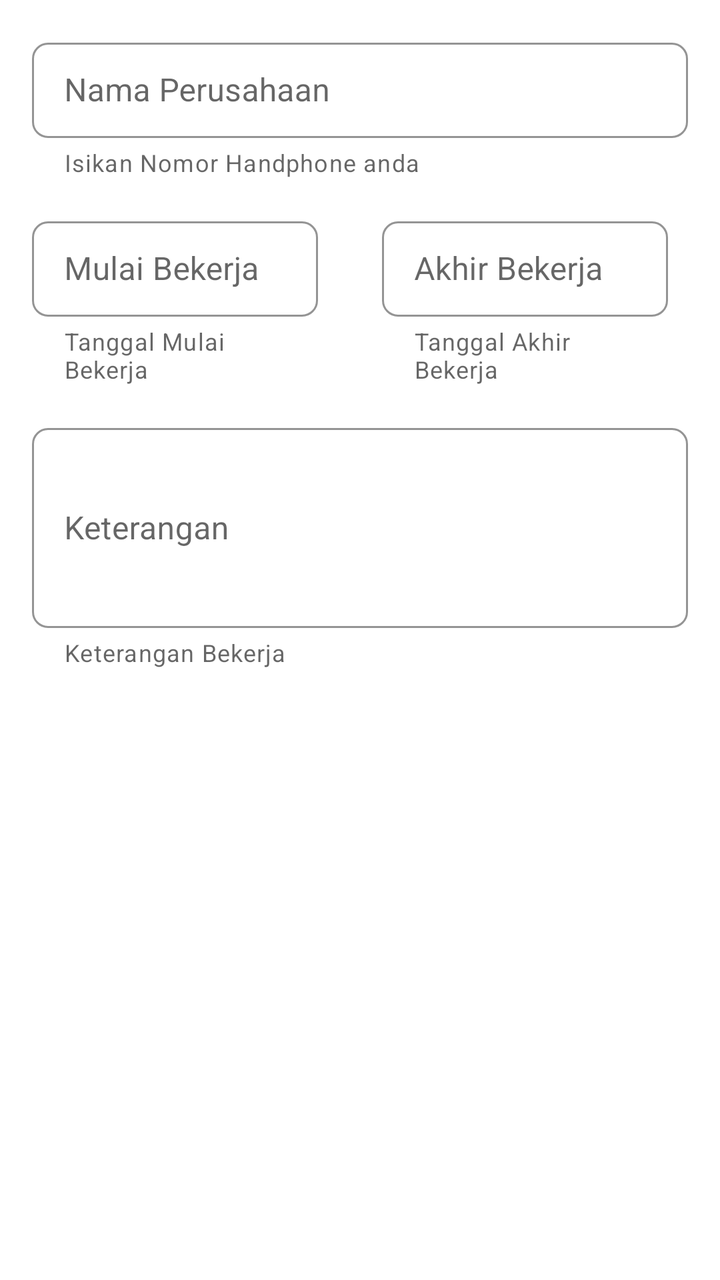
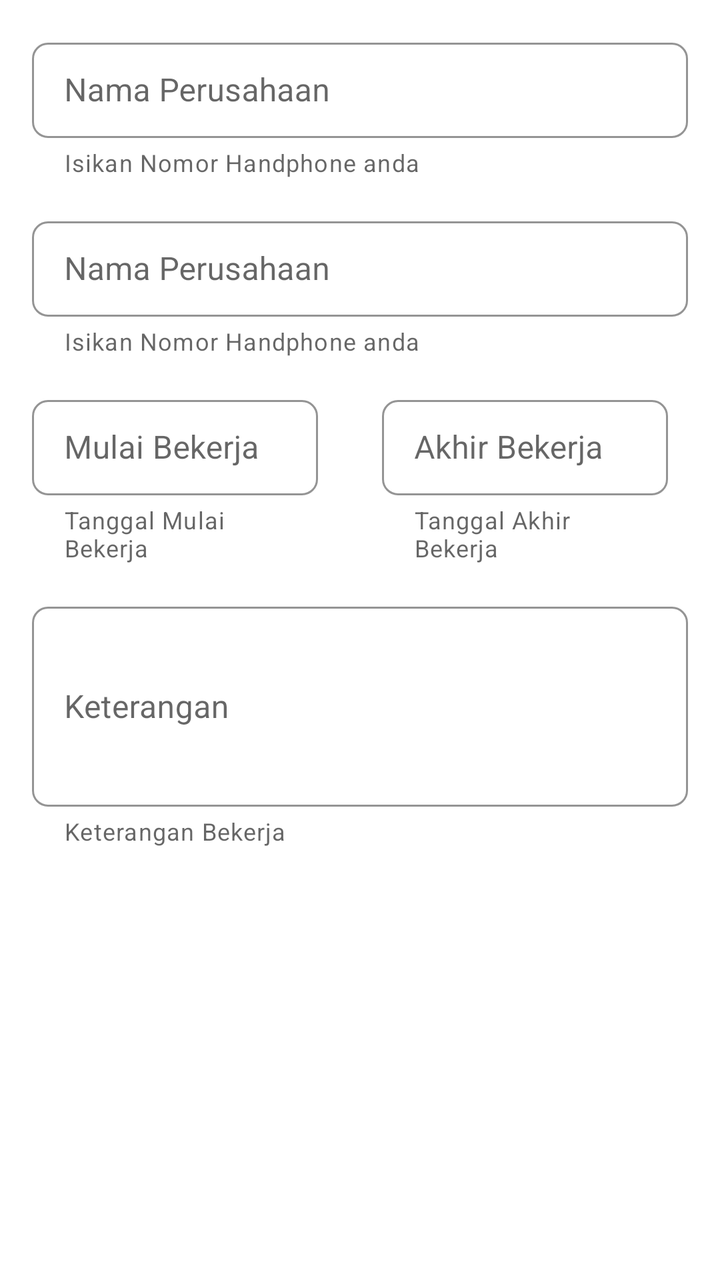

Screens rendered from an Android XML layout before and after an edit, with the pre-edit source and the edit as a unified diff.
<!-- AndroidManifest.xml: application theme Theme.CVBuilder -->
<!-- res/layout/frag_pekerjaan.xml -->
<?xml version="1.0" encoding="utf-8"?>
<LinearLayout xmlns:android="http://schemas.android.com/apk/res/android"
    xmlns:app="http://schemas.android.com/apk/res-auto"
    xmlns:tools="http://schemas.android.com/tools"
    android:layout_width="match_parent"
    android:layout_height="match_parent"
    tools:context=".detail_user.EditKontakActivity"
    android:orientation="vertical">


    <com.google.android.material.textfield.TextInputLayout
        style="?attr/textInputOutlinedDenseStyle"
        android:id="@+id/nama_perusahaan"
        android:layout_width="match_parent"
        android:layout_height="wrap_content"
        android:hint="Nama Perusahaan"
        android:text="Nama Perusahaan"
        tools:ignore="MissingConstraints"
        app:hintTextColor="@color/black"
        app:boxStrokeColor="@color/black"
        app:boxStrokeErrorColor="@color/black"
        android:textAppearance="@color/black"
        app:shapeAppearance="@style/CustomShapeOVerlay"
        android:enabled="true"
        app:endIconMode="clear_text"
        app:boxStrokeWidthFocused="2dp"
        android:paddingTop="16dp"
        android:paddingLeft="16dp"
        android:paddingRight="16dp"
        app:hintAnimationEnabled="true"
        app:helperText="Isikan Nomor Handphone anda"
        >

        <com.google.android.material.textfield.TextInputEditText
            android:layout_width="match_parent"
            android:layout_height="wrap_content"
            android:id="@+id/nama_perusahaan_et"
            />

    </com.google.android.material.textfield.TextInputLayout>

    <com.google.android.material.textfield.TextInputLayout
        android:layout_width="match_parent"
        android:layout_height="wrap_content"
        />

    <LinearLayout
        android:layout_width="match_parent"
        android:layout_height="wrap_content">

        <com.google.android.material.textfield.TextInputLayout
            android:id="@+id/mulai_bekerja"
            style="?attr/textInputOutlinedDenseStyle"
            android:layout_width="175dp"
            android:layout_height="wrap_content"
            android:enabled="true"
            android:hint="Mulai Bekerja"
            android:paddingLeft="16dp"
            android:paddingTop="16dp"
            android:paddingRight="16dp"
            android:text="Mulai Bekerja"
            android:textAppearance="@color/black"
            app:boxStrokeColor="@color/black"
            app:boxStrokeErrorColor="@color/black"
            app:boxStrokeWidthFocused="2dp"
            app:endIconMode="clear_text"
            app:helperText="Tanggal Mulai Bekerja"
            app:hintAnimationEnabled="true"
            app:hintTextColor="@color/black"
            app:layout_constraintEnd_toEndOf="parent"
            app:layout_constraintTop_toBottomOf="@+id/nama_perusahaan"
            app:shapeAppearance="@style/CustomShapeOVerlay"
            tools:ignore="MissingConstraints">

            <com.google.android.material.textfield.TextInputEditText
                android:id="@+id/mulai_bekerja_et"
                android:layout_width="match_parent"
                android:layout_height="wrap_content" />

        </com.google.android.material.textfield.TextInputLayout>

        <com.google.android.material.textfield.TextInputLayout
            android:id="@+id/akhir_bekerja"
            style="?attr/textInputOutlinedDenseStyle"
            android:layout_width="175dp"
            android:layout_height="wrap_content"
            android:enabled="true"
            android:hint="Akhir Bekerja"
            android:paddingLeft="16dp"
            android:paddingTop="16dp"
            android:paddingRight="16dp"
            android:text="Akhir Bekerja"
            android:textAppearance="@color/black"
            app:boxStrokeColor="@color/black"
            app:boxStrokeErrorColor="@color/black"
            app:boxStrokeWidthFocused="2dp"
            app:endIconMode="clear_text"
            app:helperText="Tanggal Akhir Bekerja"
            app:hintAnimationEnabled="true"
            app:hintTextColor="@color/black"
            app:layout_constraintEnd_toEndOf="parent"
            app:layout_constraintTop_toBottomOf="@+id/nama_perusahaan"
            app:shapeAppearance="@style/CustomShapeOVerlay"
            tools:ignore="MissingConstraints">

            <com.google.android.material.textfield.TextInputEditText
                android:id="@+id/akhir_bekerja_et"
                android:layout_width="match_parent"
                android:layout_height="wrap_content" />

        </com.google.android.material.textfield.TextInputLayout>


    </LinearLayout>
    <com.google.android.material.textfield.TextInputLayout
        android:id="@+id/keterangan_bekerja"
        style="?attr/textInputOutlinedDenseStyle"
        android:layout_width="match_parent"
        android:layout_height="wrap_content"
        android:enabled="true"
        android:hint="Keterangan"
        android:paddingLeft="16dp"
        android:paddingTop="16dp"
        android:paddingRight="16dp"
        android:text="Keterangan"
        android:textAppearance="@color/black"
        app:boxStrokeColor="@color/black"
        app:boxStrokeErrorColor="@color/black"
        app:boxStrokeWidthFocused="2dp"
        app:endIconMode="clear_text"
        app:hintAnimationEnabled="true"
        app:hintTextColor="@color/black"
        app:layout_constraintTop_toBottomOf="@+id/email"
        app:shapeAppearance="@style/CustomShapeOVerlay"
        app:helperText="Keterangan Bekerja"
        tools:ignore="MissingConstraints">

        <com.google.android.material.textfield.TextInputEditText
            android:layout_width="match_parent"
            android:layout_height="100dp"
            android:id="@+id/keterangan_bekerja_et"/>

    </com.google.android.material.textfield.TextInputLayout>

</LinearLayout>
<!-- resources referenced by this layout -->
<resources>
  <color name="black">#000000</color>
  <style name="CustomShapeOVerlay" parent="">
          <item name="cornerFamily">rounded</item>
          <item name="cornerSizeTopLeft">8dp</item>
          <item name="cornerSizeTopRight">8dp</item>
          <item name="cornerSizeBottomRight">8dp</item>
          <item name="cornerSizeBottomLeft">8dp</item>
      </style>
  <style name="Theme.CVBuilder" parent="Theme.MaterialComponents.DayNight.DarkActionBar">
          
          <item name="colorPrimary">@color/lavender</item>
          <item name="colorPrimaryVariant">@color/lavender</item>
          <item name="colorOnPrimary">@color/lavender</item>
          
          <item name="colorSecondary">@color/lavender</item>
          <item name="colorSecondaryVariant">@color/lavender</item>
          <item name="colorOnSecondary">@color/lavender</item>
          
          <item name="android:statusBarColor" tools:targetApi="l">?attr/colorPrimaryVariant</item>
          
          <item name="android:textColor">@color/red</item>
      </style>
  <color name="lavender">#E6E6FA</color>
  <color name="red">#FF0000</color>
</resources>

<!-- the commit's change to res/layout/frag_pekerjaan.xml (unified diff, before → after) -->
@@ -37,12 +37,41 @@
             android:id="@+id/nama_perusahaan_et"
             />
 
+
     </com.google.android.material.textfield.TextInputLayout>
 
     <com.google.android.material.textfield.TextInputLayout
+        style="?attr/textInputOutlinedDenseStyle"
+        android:id="@+id/jabatan_perusahaan"
         android:layout_width="match_parent"
         android:layout_height="wrap_content"
-        />
+        android:hint="Nama Perusahaan"
+        android:text="Nama Perusahaan"
+        tools:ignore="MissingConstraints"
+        app:hintTextColor="@color/black"
+        app:boxStrokeColor="@color/black"
+        app:boxStrokeErrorColor="@color/black"
+        android:textAppearance="@color/black"
+        app:shapeAppearance="@style/CustomShapeOVerlay"
+        android:enabled="true"
+        app:endIconMode="clear_text"
+        app:boxStrokeWidthFocused="2dp"
+        android:paddingTop="16dp"
+        android:paddingLeft="16dp"
+        android:paddingRight="16dp"
+        app:hintAnimationEnabled="true"
+        app:helperText="Isikan Nomor Handphone anda"
+        >
+
+        <com.google.android.material.textfield.TextInputEditText
+            android:layout_width="match_parent"
+            android:layout_height="wrap_content"
+            android:id="@+id/jabatan_pengalaman_et"
+            />
+
+
+    </com.google.android.material.textfield.TextInputLayout>
+
 
     <LinearLayout
         android:layout_width="match_parent"
